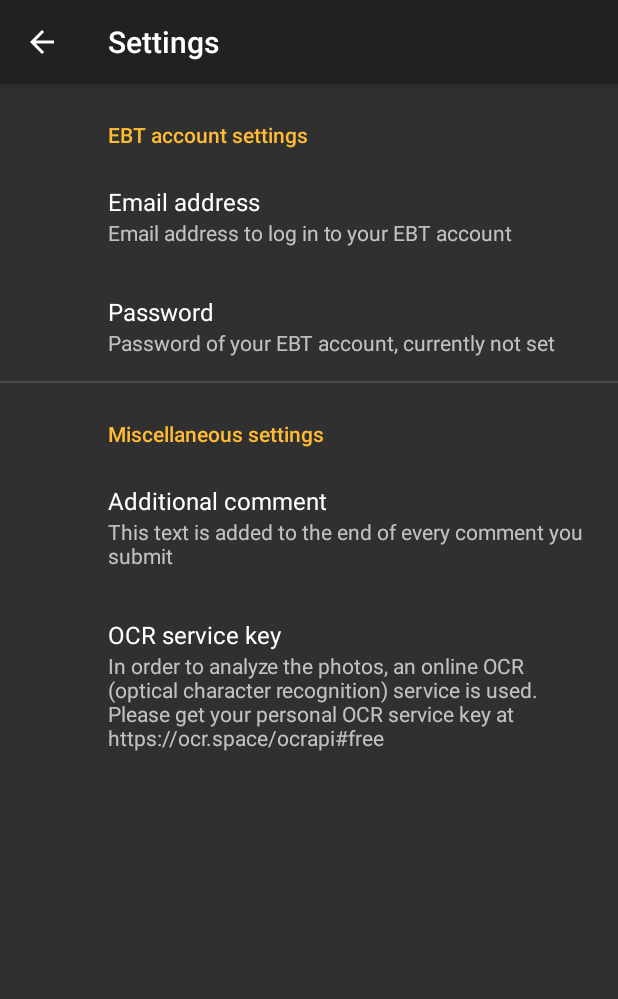
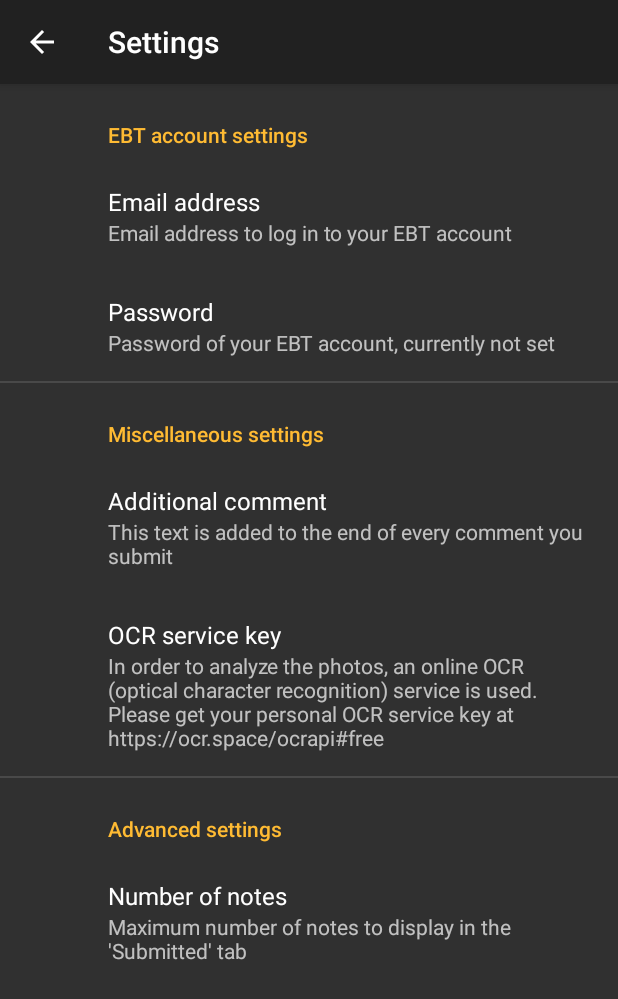
Before and after one commit to marv42/EbtNewNote, an Android app: the SettingsActivity screen opened directly, with no data from a screen before it, on a phone screen of 412 x 824 dp. Shown: the top 999 px of the screen. Run offline under Robolectric (Android 15) with nearby library versions, the phone set to English and light mode, and no system bars; our stand-ins replace Dagger/Hilt's generated code, androidx.preference.

Commit message:
customizable number of notes
fix hide password

```diff
--- a/app/src/main/AndroidManifest.xml
+++ b/app/src/main/AndroidManifest.xml
@@ -3,8 +3,8 @@
     xmlns:android="http://schemas.android.com/apk/res/android"
     xmlns:tools="http://schemas.android.com/tools"
     package="com.marv42.ebt.newnote"
-    android:versionCode="20"
-    android:versionName="0.20">
+    android:versionCode="21"
+    android:versionName="0.21">
     <uses-permission android:name="android.permission.INTERNET"/>
     <uses-permission android:name="android.permission.ACCESS_COARSE_LOCATION"/>
     <uses-permission android:name="android.permission.ACCESS_FINE_LOCATION"/>
--- a/app/src/main/java/com/marv42/ebt/newnote/SettingsActivity.java
+++ b/app/src/main/java/com/marv42/ebt/newnote/SettingsActivity.java
@@ -20,12 +20,20 @@ import android.text.TextUtils;
 
 import androidx.annotation.NonNull;
 import androidx.appcompat.app.ActionBar;
+import androidx.preference.EditTextPreference;
 import androidx.preference.PreferenceFragmentCompat;
 
 import javax.inject.Inject;
 
 import dagger.android.support.AndroidSupportInjection;
 import dagger.android.support.DaggerAppCompatActivity;
+
+import static android.content.Intent.ACTION_VIEW;
+import static android.text.InputType.TYPE_CLASS_NUMBER;
+import static android.text.InputType.TYPE_CLASS_TEXT;
+import static android.text.InputType.TYPE_NUMBER_FLAG_DECIMAL;
+import static android.text.InputType.TYPE_TEXT_VARIATION_EMAIL_ADDRESS;
+import static android.text.InputType.TYPE_TEXT_VARIATION_PASSWORD;
 
 public class SettingsActivity extends DaggerAppCompatActivity {
     @Override
@@ -34,9 +42,8 @@ public class SettingsActivity extends DaggerAppCompatActivity {
         getSupportFragmentManager().beginTransaction()
                 .replace(android.R.id.content, new SettingsFragment()).commit();
         ActionBar actionBar = getSupportActionBar();
-        if (actionBar != null) {
+        if (actionBar != null)
             actionBar.setDisplayHomeAsUpEnabled(true);
-        }
     }
 
     @Override
@@ -63,6 +70,7 @@ public class SettingsActivity extends DaggerAppCompatActivity {
             setEmailSummary();
             setPasswordSummary();
             setCommentSummary();
+            setSubmittedInteger();
         }
 
         @Override
@@ -78,19 +86,19 @@ public class SettingsActivity extends DaggerAppCompatActivity {
         }
 
         @Override
-        public void onSharedPreferenceChanged(SharedPreferences sharedPreferences, String key) {
+        public void onSharedPreferenceChanged(SharedPreferences sharedPreferences, String s) {
             if (sharedPreferences == getPreferenceScreen().getSharedPreferences()) {
                 String emailKey = getString(R.string.pref_settings_email_key);
                 String passwordKey = getString(R.string.pref_settings_password_key);
-                if (key.equals(emailKey))
+                if (s.equals(emailKey))
                     setEmailSummary();
-                if (key.equals(passwordKey))
+                if (s.equals(passwordKey))
                     setPasswordSummary();
-                if (key.equals(getString(R.string.pref_settings_comment_key)))
+                if (s.equals(getString(R.string.pref_settings_comment_key)))
                     setCommentSummary();
-                if (key.equals(getString(R.string.pref_settings_ocr_key)))
+                if (s.equals(getString(R.string.pref_settings_ocr_key)))
                     setOcrSummary();
-                if ((key.equals(emailKey) || key.equals(passwordKey)) &&
+                if ((s.equals(emailKey) || s.equals(passwordKey)) &&
                         ! TextUtils.isEmpty(sharedPreferences.getString(emailKey, "")) &&
                         ! TextUtils.isEmpty(sharedPreferences.getString(passwordKey, "")))
                     new LoginChecker((ThisApp) getActivity().getApplicationContext(), mApiCaller).execute();
@@ -99,20 +107,29 @@ public class SettingsActivity extends DaggerAppCompatActivity {
 
         private void setEmailSummary() {
             String emailKey = getString(R.string.pref_settings_email_key);
+            EditTextPreference preference = findPreference(emailKey);
+            if (preference != null) {
                 String email = getPreferenceScreen().getSharedPreferences().getString(emailKey, "").trim();
                 String summary = getString(R.string.settings_email_summary);
-            if (! TextUtils.isEmpty(email))
+                if (!TextUtils.isEmpty(email))
                     summary += getString(R.string.settings_currently) + " " + email;
-            (findPreference(emailKey)).setSummary(summary);
+                preference.setSummary(summary);
+                preference.setOnBindEditTextListener(editText ->
+                        editText.setInputType(TYPE_CLASS_TEXT | TYPE_TEXT_VARIATION_EMAIL_ADDRESS));
+            }
         }
 
         private void setPasswordSummary() {
             String passwordKey = getString(R.string.pref_settings_password_key);
+            EditTextPreference preference = findPreference(passwordKey);
+            if (preference != null) {
                 String summary = getString(R.string.settings_password_summary);
-            if (TextUtils.isEmpty(getPreferenceScreen().getSharedPreferences().getString(
-                    passwordKey, "")))
+                if (TextUtils.isEmpty(getPreferenceScreen().getSharedPreferences().getString(passwordKey, "")))
                     summary += getString(R.string.settings_currently_not_set);
-            (findPreference(passwordKey)).setSummary(summary);
+                preference.setSummary(summary);
+                preference.setOnBindEditTextListener(editText ->
+                        editText.setInputType(TYPE_CLASS_TEXT | TYPE_TEXT_VARIATION_PASSWORD));
+            }
         }
 
         private void setCommentSummary() {
@@ -126,15 +143,25 @@ public class SettingsActivity extends DaggerAppCompatActivity {
 
         private void setOcrSummary() {
             String ocrKeyKey = getString(R.string.pref_settings_ocr_key);
+            EditTextPreference preference = findPreference(ocrKeyKey);
+            if (preference != null ) {
                 String ocrServiceKey = getPreferenceScreen().getSharedPreferences().getString(ocrKeyKey, "");
                 String summary = getString(R.string.settings_ocr_summary);
                 String ocrServiceUrl = getString(R.string.settings_ocr_service_url);
                 if (TextUtils.isEmpty(ocrServiceKey))
                     summary += " " + getString(R.string.settings_ocr_summary_no_key) + " " + ocrServiceUrl;
-            (findPreference(ocrKeyKey)).setSummary(summary);
+                preference.setSummary(summary);
                 if (TextUtils.isEmpty(ocrServiceKey))
-                (findPreference(ocrKeyKey)).setIntent(new Intent().setAction(Intent.ACTION_VIEW)
+                    preference.setIntent(new Intent().setAction(ACTION_VIEW)
                             .setData(Uri.parse(ocrServiceUrl)));
             }
         }
+
+        private void setSubmittedInteger() {
+            EditTextPreference preference = findPreference(getString(R.string.pref_settings_submitted_key));
+            if (preference != null )
+                preference.setOnBindEditTextListener(editText ->
+                        editText.setInputType(TYPE_CLASS_NUMBER | TYPE_NUMBER_FLAG_DECIMAL));
         }
+    }
+}
--- /dev/null
+++ b/app/src/main/res/values/integers.xml
@@ -0,0 +1,4 @@
+<?xml version="1.0" encoding="utf-8"?>
+<resources>
+    <integer name="max_show_num">100</integer>
+</resources>
--- a/app/src/main/res/values/strings.xml
+++ b/app/src/main/res/values/strings.xml
@@ -100,6 +100,9 @@
     <string name="settings_comment_summary">This text is added to the end of every comment you submit</string>
     <string name="settings_ocr_title">OCR service key</string>
     <string name="settings_ocr_summary">In order to analyze the photos, an online OCR (optical character recognition) service is used.</string>
+    <string name="settings_advanced">Advanced settings</string>
+    <string name="settings_submitted_title">Number of notes</string>
+    <string name="settings_submitted_summary">Maximum number of notes to display in the \'Submitted\' tab</string>
     <string name="get_ocr_key">Would you like to go to the settings and enter/get an OCR service key?</string>
     <string name="settings_ocr_summary_no_key">Please get your personal OCR service key at</string>
     <string name="settings_ocr_service_url">https://ocr.space/ocrapi#free</string>
@@ -113,6 +116,7 @@
     <string name="pref_settings_password_key">pref_settings_password</string>
     <string name="pref_settings_comment_key">pref_settings_comment</string>
     <string name="pref_settings_ocr_key">pref_settings_ocr</string>
+    <string name="pref_settings_submitted_key">pref_settings_submitted</string>
     <string name="pref_country_key">pref_country</string>
     <string name="pref_city_key">pref_city</string>
     <string name="pref_postal_code_key">pref_postal_code</string>
--- a/app/src/main/res/xml/settings.xml
+++ b/app/src/main/res/xml/settings.xml
@@ -3,28 +3,32 @@
     xmlns:android="http://schemas.android.com/apk/res/android">
    <androidx.preference.PreferenceCategory
        android:title="@string/settings_ebt_account">
-      <EditTextPreference
+      <androidx.preference.EditTextPreference
           android:key="@string/pref_settings_email_key"
           android:title="@string/settings_email_title"
-          android:summary="@string/settings_email_summary"
-          android:inputType="textEmailAddress"/>
-      <EditTextPreference
+          android:summary="@string/settings_email_summary"/>
+      <androidx.preference.EditTextPreference
           android:key="@string/pref_settings_password_key"
           android:title="@string/settings_password_title"
-          android:summary="@string/settings_password_summary"
-          android:inputType="textPassword"/>
+          android:summary="@string/settings_password_summary"/>
    </androidx.preference.PreferenceCategory>
    <androidx.preference.PreferenceCategory
        android:title="@string/settings_misc">
-      <EditTextPreference
+      <androidx.preference.EditTextPreference
           android:key="@string/pref_settings_comment_key"
           android:title="@string/settings_comment_title"
-          android:summary="@string/settings_comment_summary"
-          android:inputType="text"/>
-      <EditTextPreference
+          android:summary="@string/settings_comment_summary"/>
+      <androidx.preference.EditTextPreference
           android:key="@string/pref_settings_ocr_key"
           android:title="@string/settings_ocr_title"
-          android:summary="@string/settings_ocr_summary"
-          android:inputType="text"/>
+          android:summary="@string/settings_ocr_summary"/>
+   </androidx.preference.PreferenceCategory>
+   <androidx.preference.PreferenceCategory
+       android:title="@string/settings_advanced">
+      <androidx.preference.EditTextPreference
+          android:key="@string/pref_settings_submitted_key"
+          android:title="@string/settings_submitted_title"
+          android:summary="@string/settings_submitted_summary"
+          android:defaultValue="@integer/max_show_num"/>
    </androidx.preference.PreferenceCategory>
 </androidx.preference.PreferenceScreen>
```
Also changed, not shown: app/src/main/java/com/marv42/ebt/newnote/SubmissionResults.java (+8 -7 lines). Lines whose indentation alone changed are shown as unchanged.
